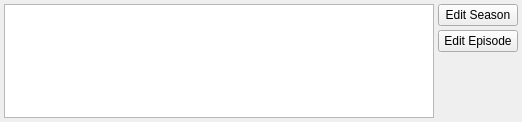
The window that src/trunk/ui/ui_WorkBench.ui (rexMingla/my-renamer) describes before a commit, drawn with Qt 5.
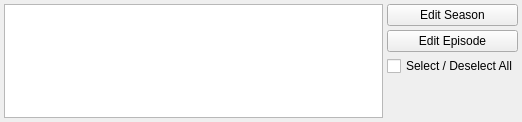
The same window after the commit.

Commit message: - Check / uncheck all

```diff
--- a/src/trunk/ui/ui_WorkBench.ui
+++ b/src/trunk/ui/ui_WorkBench.ui
@@ -42,6 +42,19 @@
        </property>
       </widget>
      </item>
+     <item>
+      <widget class="QCheckBox" name="selectAllCheckBox_">
+       <property name="toolTip">
+        <string>Select/deselect all files</string>
+       </property>
+       <property name="text">
+        <string>Select / Deselect All</string>
+       </property>
+       <property name="tristate">
+        <bool>true</bool>
+       </property>
+      </widget>
+     </item>
      <item>
       <spacer name="verticalSpacer">
        <property name="orientation">
```
Left out of the diff: 6 changed lines with no effect on the pictures. The commit also changes 3 other files.
